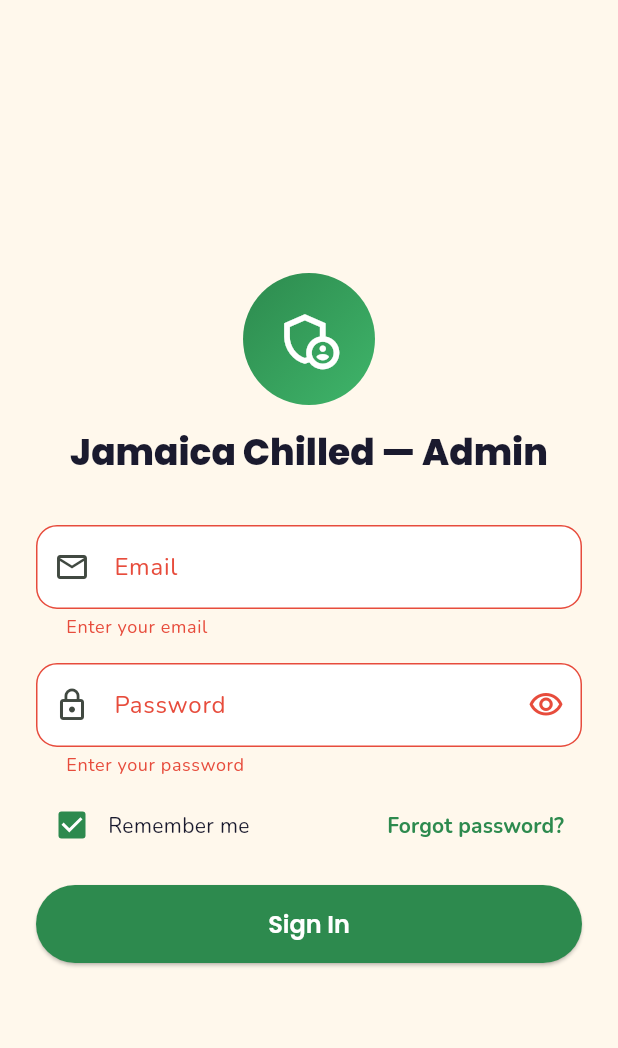
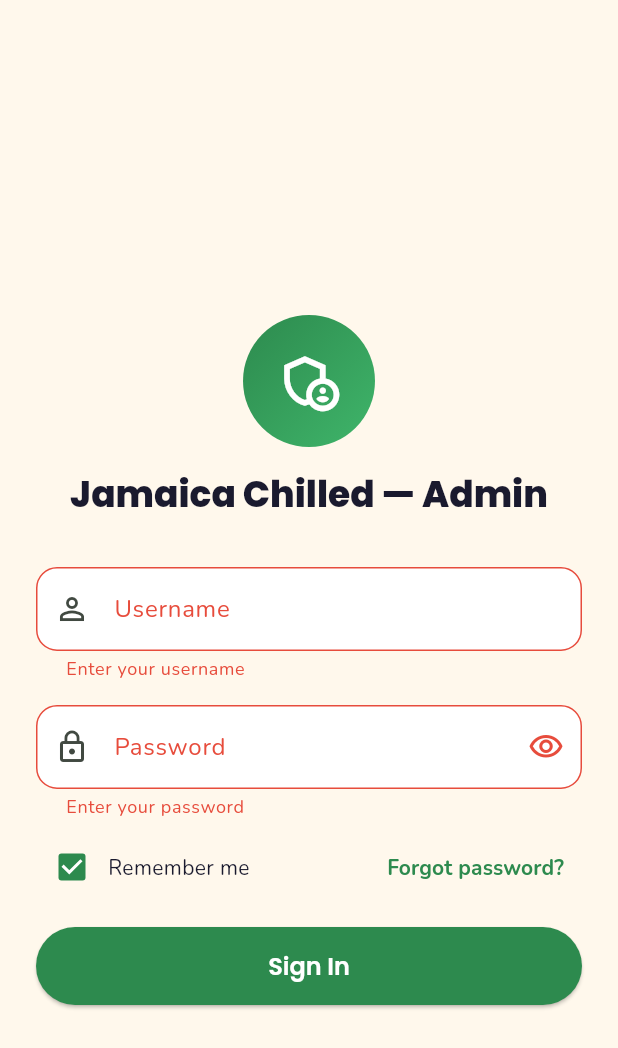
Before and after one commit to kopi111/chill_jamaica, a Flutter app: the AdminLoginScreen screen opened by its route, after a tap on "Sign In", on a phone screen of 412 x 824 dp. Shown: the top 1048 px of the screen. Run offline on Flutter 3.47's test engine with Material 3 defaults, Android fonts, the phone set to English and light mode, and no system bars; our stand-ins replace cached_network_image, cloud_firestore, connectivity_plus, firebase_auth, firebase_core, firebase_crashlytics and 12 more; accounts and stored records are empty.

Commit message:
Switch admin login to username credentials
Replace the email-based admin login with a username login (Killquick),
add a username validator, and make the login screen's back button appear
only when there is somewhere to pop back to.

```diff
--- a/lib/core/constants/app_strings.dart
+++ b/lib/core/constants/app_strings.dart
@@ -52,6 +52,7 @@ abstract final class AppStrings {
   static const String adminAppName = 'Jamaica Chilled — Admin';
   static const String adminLogin = 'Admin Login';
   static const String emailLabel = 'Email';
+  static const String usernameLabel = 'Username';
   static const String passwordLabel = 'Password';
   static const String rememberMe = 'Remember me';
   static const String forgotPassword = 'Forgot password?';
--- a/lib/core/utils/validators.dart
+++ b/lib/core/utils/validators.dart
@@ -34,6 +34,13 @@ abstract final class Validators {
     return looksValid ? null : 'Enter a valid email';
   }
 
+  /// Admin username — a non-empty handle (not an email address).
+  static String? username(String? raw) {
+    final String value = (raw ?? '').trim();
+    if (value.isEmpty) return 'Enter your username';
+    return null;
+  }
+
   static String? password(String? raw) {
     final String value = raw ?? '';
     if (value.isEmpty) return 'Enter your password';
--- a/lib/features/admin/presentation/providers/admin_providers.dart
+++ b/lib/features/admin/presentation/providers/admin_providers.dart
@@ -41,18 +41,18 @@ final adminAuthStateProvider = StreamProvider<AdminUser?>((ref) {
 class AdminLoginController extends AutoDisposeAsyncNotifier<void> {
   // Hard-coded admin credentials, used while Firebase Auth is not enabled.
   // TODO: remove once real Firebase Auth accounts exist.
-  static const String _devAdminEmail = 'admin@chilljamaica.com';
-  static const String _devAdminPassword = 'ChillJa2026!';
+  static const String _devAdminUsername = 'killquick';
+  static const String _devAdminPassword = 'killquick123';
 
   @override
   Future<void> build() async {}
 
   Future<bool> signIn({required String email, required String password}) async {
-    if (email.trim().toLowerCase() == _devAdminEmail &&
+    if (email.trim().toLowerCase() == _devAdminUsername &&
         password == _devAdminPassword) {
       ref.read(hardcodedAdminSessionProvider.notifier).state = const AdminUser(
         uid: 'local-admin',
-        email: _devAdminEmail,
+        email: 'Killquick',
         displayName: 'Jamaica Chilled Admin',
         role: 'super_admin',
       );
--- a/lib/features/admin/presentation/screens/admin_login_screen.dart
+++ b/lib/features/admin/presentation/screens/admin_login_screen.dart
@@ -67,6 +67,17 @@ class _AdminLoginScreenState extends ConsumerState<AdminLoginScreen> {
     });
 
     return Scaffold(
+      appBar: AppBar(
+        backgroundColor: Colors.transparent,
+        elevation: 0,
+        leading: context.canPop()
+            ? IconButton(
+                icon: const Icon(Icons.arrow_back),
+                tooltip: 'Back',
+                onPressed: context.pop,
+              )
+            : null,
+      ),
       body: SafeArea(
         child: Center(
           child: SingleChildScrollView(
@@ -82,12 +93,12 @@ class _AdminLoginScreenState extends ConsumerState<AdminLoginScreen> {
                     const SizedBox(height: AppDimensions.spaceXl),
                     TextFormField(
                       controller: _email,
-                      keyboardType: TextInputType.emailAddress,
-                      autofillHints: const <String>[AutofillHints.email],
-                      validator: Validators.email,
+                      keyboardType: TextInputType.text,
+                      autofillHints: const <String>[AutofillHints.username],
+                      validator: Validators.username,
                       decoration: const InputDecoration(
-                        labelText: AppStrings.emailLabel,
-                        prefixIcon: Icon(Icons.email_outlined),
+                        labelText: AppStrings.usernameLabel,
+                        prefixIcon: Icon(Icons.person_outline),
                       ),
                     ),
                     const SizedBox(height: AppDimensions.spaceMd),
```
